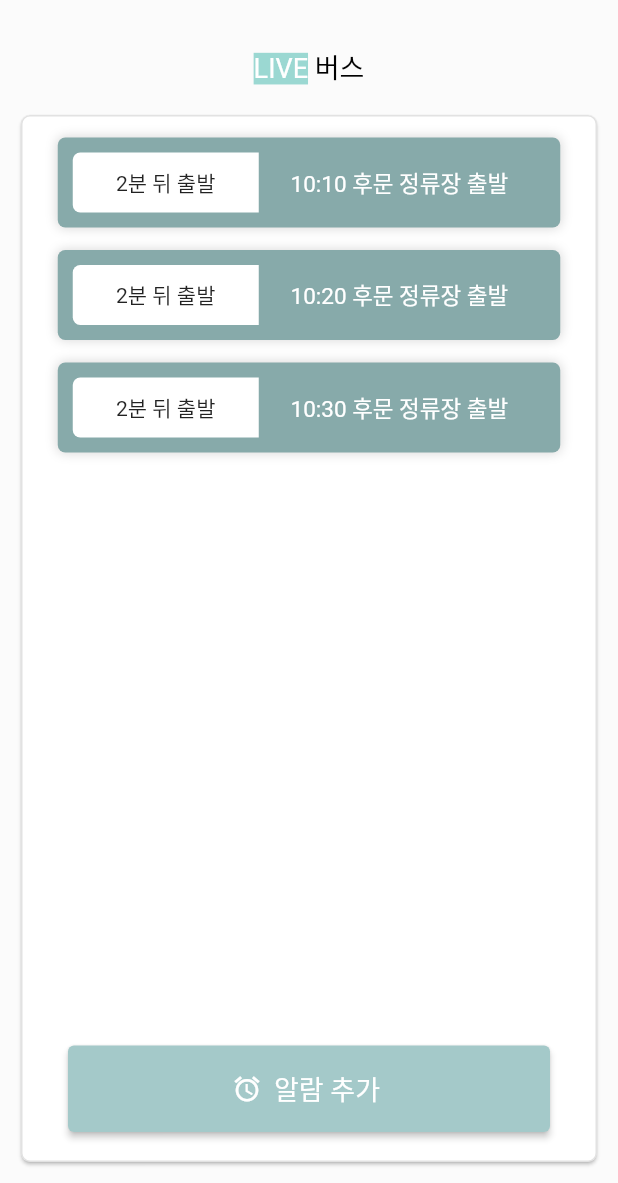
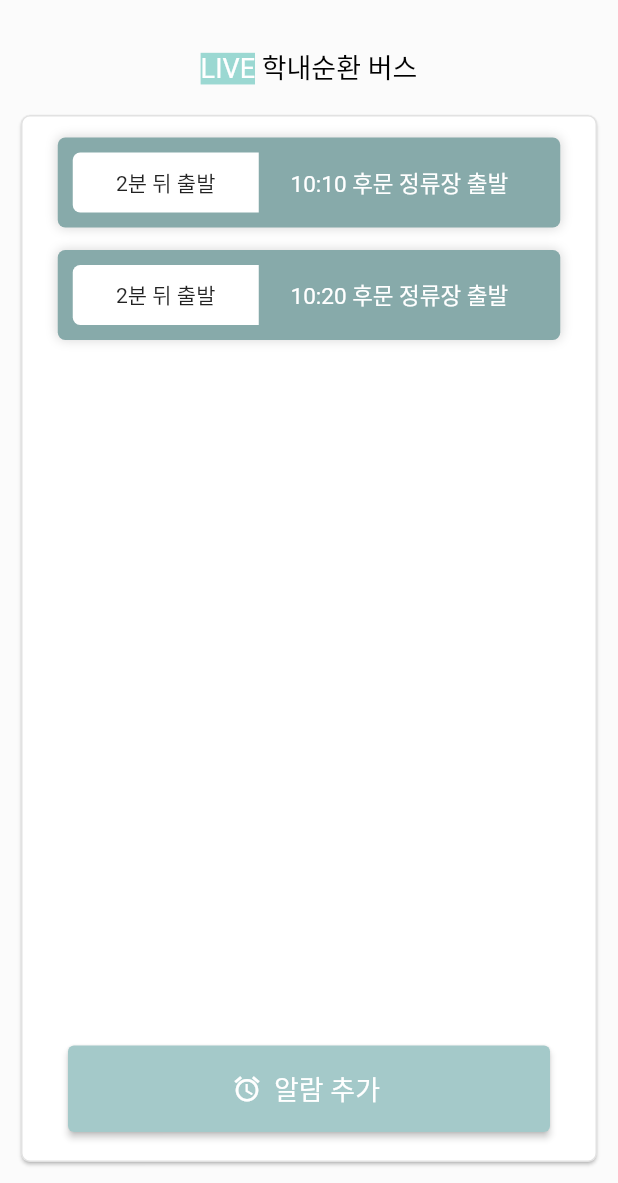
Before and after one commit to Pocket-SCH/PocketSCH_App, a Flutter app: the BusHome screen opened by its route, after a tap on "학내순환", on a phone screen of 412 x 824 dp, the part 53-1236 px from its top. Run offline on Flutter 3.47's test engine with Material 2 defaults, Android fonts, the phone set to English and light mode, and no system bars; our stand-ins replace date_format, firebase_core, firebase_messaging, flutter_slidable, get, image_picker and 2 more; missing offline and left inert: flutter_ringtone_player, is_first_run; accounts and stored records are empty; network calls fail.

Commit message:
시간표 GET, Bus Page 구분 Update

```diff
--- a/lib/main.dart
+++ b/lib/main.dart
@@ -7,8 +7,9 @@ import 'package:pocket_sch/splash.dart';
 import 'package:pocket_sch/view/bus/alarm/alarm_add_page.dart';
 import 'package:pocket_sch/view/bus/alarm/alarm_page.dart';
 import 'package:pocket_sch/view/bus/alarm/runAlarm.dart';
-import 'package:pocket_sch/view/bus/bus_choice.dart';
+import 'package:pocket_sch/view/bus/schoolbus_choice.dart';
 import 'package:pocket_sch/view/bus/bus_home.dart';
+import 'package:pocket_sch/view/bus/stationbus_choice.dart';
 import 'package:pocket_sch/view/eat_home.dart';
 import 'package:pocket_sch/view/notify/notify_home.dart';
 import 'package:flutter/services.dart';
@@ -63,7 +64,8 @@ class MyApp extends StatelessWidget {
                 Get.lazyPut<BusTimeTableController>(
                     () => BusTimeTableController());
               })),
-          GetPage(name: '/busChoice', page: () => BusChoice())
+          GetPage(name: '/schoolbusChoice', page: () => SchoolBusChoice()),
+          GetPage(name: '/stationbusChoice', page: () => StationBusChoice())
         ]);
   }
 }
--- a/lib/view/bus/bus_home.dart
+++ b/lib/view/bus/bus_home.dart
@@ -1,4 +1,9 @@
 import 'dart:convert';
+import 'dart:io';
+import 'dart:typed_data';
+import 'dart:ui';
+
+import 'package:path_provider/path_provider.dart';
 import 'dart:io';
 
 import 'package:flutter/material.dart';
@@ -141,11 +146,11 @@ class _BusHomeState extends State<BusHome> {
                         SizedBox(
                           height: 15,
                         ),
-                        getBusBox("학내순환"),
+                        getSchoolBusBox("학내순환"),
                         SizedBox(
                           height: 15,
                         ),
-                        getBusBox("신창역 셔틀"),
+                        getStationBusBox("신창역 셔틀"),
                         SizedBox(
                           height: 30,
                         ),
@@ -182,13 +187,62 @@ class _BusHomeState extends State<BusHome> {
     );
   }
 
-  Widget getBusBox(String str) {
+//학내 순환
+  Widget getSchoolBusBox(String str) {
     double w = 335;
     double h = 60;
 
     return InkWell(
       onTap: () {
-        Get.toNamed('busChoice');
+        Get.toNamed('schoolbusChoice');
+      },
+      child: Container(
+        width: w,
+        height: h,
+        decoration: BoxDecoration(
+            borderRadius: BorderRadius.all(Radius.circular(5)),
+            boxShadow: [
+              BoxShadow(
+                  color: const Color(0x29000000),
+                  offset: Offset(0, 0),
+                  blurRadius: 6,
+                  spreadRadius: 0)
+            ],
+            color: Color(0xffb9e2e2)),
+        child: Row(
+          children: [
+            Container(
+              width: w * 0.3,
+              child: Center(child: Text(str)),
+            ),
+            Container(
+              width: w * 0.7,
+              child: Container(
+                margin: EdgeInsets.fromLTRB(0, 10, 10, 10),
+                decoration: BoxDecoration(
+                    color: Colors.white,
+                    borderRadius: BorderRadius.only(
+                        bottomRight: Radius.circular(5),
+                        topRight: Radius.circular(5))),
+                child: Column(
+                  children: [Text("후문정류장에서"), Text("2분 뒤 출발")],
+                ),
+              ),
+            )
+          ],
+        ),
+      ),
+    );
+  }
+
+//신창역 셔틀
+  Widget getStationBusBox(String str) {
+    double w = 335;
+    double h = 60;
+
+    return InkWell(
+      onTap: () {
+        Get.toNamed('stationbusChoice');
       },
       child: Container(
         width: w,
@@ -270,9 +324,14 @@ class _BusHomeState extends State<BusHome> {
     http.StreamedResponse response = await request.send();
 
     if (response.statusCode == 200) {
-      // print(await response.stream.bytesToString());
-      // String s=base64.encode(response.stream);
-
+      Uint8List imageInUnit8List = await response.stream.toBytes();
+      final tempDir = await getTemporaryDirectory();
+      File file = await File('${tempDir.path}/image.png').create();
+      file.writeAsBytesSync(imageInUnit8List);
+      setState(() {
+        file.writeAsBytesSync(imageInUnit8List);
+        _image = file;
+      });
     } else {
       print(response.reasonPhrase);
     }
--- /dev/null
+++ b/lib/view/bus/schoolbus_choice.dart
@@ -0,0 +1,169 @@
+import 'package:flutter/material.dart';
+import 'package:get/get.dart';
+
+import '../../custom_color.dart';
+
+class SchoolBusChoice extends StatefulWidget {
+  const SchoolBusChoice({Key? key}) : super(key: key);
+
+  @override
+  State<SchoolBusChoice> createState() => _SchoolBusChoiceState();
+}
+
+class _SchoolBusChoiceState extends State<SchoolBusChoice> {
+  @override
+  Widget build(BuildContext context) {
+    double screen_width = MediaQuery.of(context).size.width;
+    double screen_height = MediaQuery.of(context).size.height;
+    return Scaffold(
+      backgroundColor: CustomColor.background,
+      appBar: AppBar(
+        backgroundColor: Colors.transparent,
+        elevation: 0,
+        leading: IconButton(
+          icon: Image.asset(
+            'assets/btn_back.png',
+            color: Color.fromARGB(255, 0, 0, 0),
+            width: 15,
+          ),
+          onPressed: () => Get.back(),
+        ),
+      ),
+      body: Padding(
+        padding: const EdgeInsets.all(10.0),
+        child: Center(
+          child: Column(
+            children: <Widget>[
+              RichText(
+                  text: TextSpan(children: const <TextSpan>[
+                TextSpan(
+                    text: 'LIVE',
+                    style: TextStyle(
+                        backgroundColor: CustomColor.primary,
+                        fontSize: 18,
+                        color: Colors.white)),
+                TextSpan(text: ' '),
+                TextSpan(
+                    text: '학내순환 버스',
+                    style: TextStyle(color: Colors.black, fontSize: 18))
+              ])),
+              SizedBox(
+                height: 15,
+              ),
+              Expanded(
+                child: Container(
+                  width: double.infinity,
+                  child: Card(
+                    color: Colors.white,
+                    shape: RoundedRectangleBorder(
+                      borderRadius: BorderRadius.circular(6),
+                      side: BorderSide(
+                        color: Colors.grey.withOpacity(0.3),
+                        width: 1,
+                      ),
+                    ),
+                    child: Column(
+                      children: [
+                        SizedBox(
+                          height: 15,
+                        ),
+                        getBusBox("2분 뒤 출발", "10:10 후문 정류장 출발"),
+                        SizedBox(
+                          height: 15,
+                        ),
+                        getBusBox("2분 뒤 출발", "10:20 후문 정류장 출발"),
+                        SizedBox(
+                          height: 30,
+                        ),
+                        Spacer(),
+                        getAlarmBox(screen_width, screen_height),
+                        SizedBox(
+                          height: 20,
+                        )
+                      ],
+                    ),
+                  ),
+                ),
+              ),
+            ],
+          ),
+        ),
+      ),
+    );
+  }
+
+  Widget getAlarmBox(double screen_width, double screen_height) {
+    return SizedBox(
+      width: screen_width * 0.78,
+      height: screen_height * 0.07,
+      child: ElevatedButton.icon(
+        onPressed: () {
+          Get.toNamed('alarmAdd');
+        },
+        icon: Icon(Icons.alarm, size: 20),
+        label: Text("알람 추가",
+            style: TextStyle(
+                color: Colors.white,
+                fontSize: 18,
+                fontWeight: FontWeight.w500)),
+        style: ElevatedButton.styleFrom(
+          primary: Color(0xffa4c9c9),
+        ),
+      ),
+    );
+  }
+
+  Widget getBusBox(String str1, String str2) {
+    double w = 335;
+    double h = 60;
+
+    return InkWell(
+      onTap: () {
+        Get.toNamed('busChoice');
+      },
+      child: Container(
+        width: w,
+        height: h,
+        decoration: BoxDecoration(
+            borderRadius: BorderRadius.all(Radius.circular(5)),
+            boxShadow: [
+              BoxShadow(
+                  color: const Color(0x29000000),
+                  offset: Offset(0, 0),
+                  blurRadius: 6,
+                  spreadRadius: 0)
+            ],
+            color: Color(0xff87aaaa)),
+        child: Row(
+          children: [
+            SizedBox(
+              width: 10,
+            ),
+            Container(
+              width: w * 0.4,
+              height: h,
+              child: Container(
+                  margin: EdgeInsets.fromLTRB(0, 10, 10, 10),
+                  decoration: BoxDecoration(
+                      color: Colors.white,
+                      borderRadius: BorderRadius.only(
+                          bottomLeft: Radius.circular(5),
+                          topLeft: Radius.circular(5))),
+                  child: Center(child: Text(str1))),
+            ),
+            Container(
+              width: w * 0.5,
+              height: h,
+              child: Center(
+                  child: Text(str2,
+                      style: TextStyle(
+                          color: Colors.white,
+                          fontSize: 15,
+                          fontWeight: FontWeight.w400))),
+            ),
+          ],
+        ),
+      ),
+    );
+  }
+}
--- a/lib/view/bus/bus_choice.dart
+++ b/lib/view/bus/stationbus_choice.dart
@@ -3,14 +3,14 @@ import 'package:get/get.dart';
 
 import '../../custom_color.dart';
 
-class BusChoice extends StatefulWidget {
-  const BusChoice({Key? key}) : super(key: key);
+class StationBusChoice extends StatefulWidget {
+  const StationBusChoice({Key? key}) : super(key: key);
 
   @override
-  State<BusChoice> createState() => _BusChoiceState();
+  State<StationBusChoice> createState() => _StationBusChoiceState();
 }
 
-class _BusChoiceState extends State<BusChoice> {
+class _StationBusChoiceState extends State<StationBusChoice> {
   @override
   Widget build(BuildContext context) {
     double screen_width = MediaQuery.of(context).size.width;
@@ -44,7 +44,7 @@ class _BusChoiceState extends State<BusChoice> {
                         color: Colors.white)),
                 TextSpan(text: ' '),
                 TextSpan(
-                    text: '버스',
+                    text: '신창역 셔틀 버스',
                     style: TextStyle(color: Colors.black, fontSize: 18))
               ])),
               SizedBox(
@@ -67,15 +67,15 @@ class _BusChoiceState extends State<BusChoice> {
                         SizedBox(
                           height: 15,
                         ),
-                        getBusBox("2분 뒤 출발", "10:10 후문 정류장 출발"),
+                        getBusBox("2분 뒤 출발", "12:10 후문 정류장 출발"),
                         SizedBox(
                           height: 15,
                         ),
-                        getBusBox("2분 뒤 출발", "10:20 후문 정류장 출발"),
+                        getBusBox("2분 뒤 출발", "12:20 후문 정류장 출발"),
                         SizedBox(
                           height: 15,
                         ),
-                        getBusBox("2분 뒤 출발", "10:30 후문 정류장 출발"),
+                        getBusBox("2분 뒤 출발", "12:30 후문 정류장 출발"),
                         SizedBox(
                           height: 30,
                         ),
```
